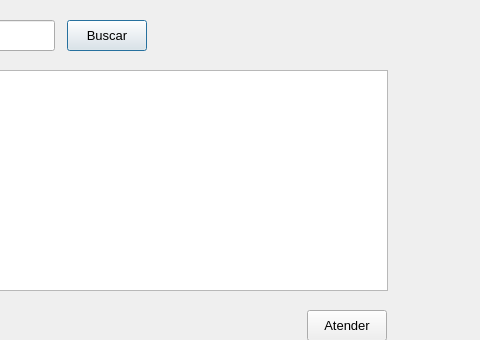
Before: the Qt Designer form PAF_GUI/PAF_GRAFICA/gestionarpaciente.ui in JMOrbegoso/USS-2021-II-PP, drawn with Qt 5; both pictures show x 313 to 793 and y 0 to 340 of the 793 by 438 pixel window.
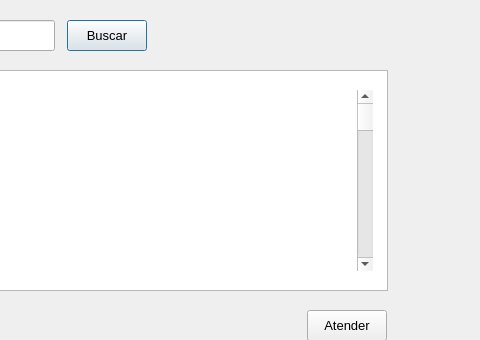
After: the same form once the commit is applied.

Commit message: Merge branch 'main' of https://github.com/JMOrbegoso/USS-2021-II-PP

```diff
--- a/PAF_GUI/PAF_GRAFICA/gestionarpaciente.ui
+++ b/PAF_GUI/PAF_GRAFICA/gestionarpaciente.ui
@@ -141,6 +141,19 @@
     <string>Buscar Paciente:</string>
    </property>
   </widget>
+  <widget class="QScrollBar" name="verticalScrollBar">
+   <property name="geometry">
+    <rect>
+     <x>670</x>
+     <y>90</y>
+     <width>16</width>
+     <height>181</height>
+    </rect>
+   </property>
+   <property name="orientation">
+    <enum>Qt::Vertical</enum>
+   </property>
+  </widget>
  </widget>
  <resources/>
  <connections/>
```
